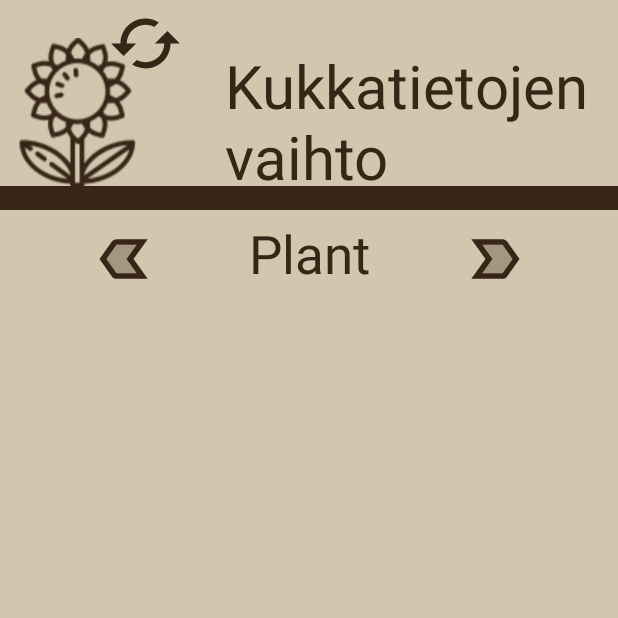
After one commit to Haltian-yritysprojekti/Kasvihuone-Environment, an Android app: the PlantChange screen opened directly, with no data from a screen before it, on a phone screen of 412 x 824 dp, the top half of it. The commit adds this screen. Run offline under Robolectric (Android 15) with nearby library versions, the phone set to English and light mode, and no system bars; our stand-ins replace Volley; network calls fail; Roboto replaces fonts that are not available here.

Commit message:
PlantChange lisätty ja PlantAdd päivitetty eteenpäin

```diff
--- a/KasvihuoneEnvironment/app/build.gradle.kts
+++ b/KasvihuoneEnvironment/app/build.gradle.kts
@@ -13,7 +13,6 @@ android {
         targetSdk = 34
         versionCode = 1
         versionName = "1.0"
-
         testInstrumentationRunner = "androidx.test.runner.AndroidJUnitRunner"
     }
 
@@ -37,7 +36,8 @@ android {
 
 dependencies {
 
-    implementation("androidx.core:core-ktx:1.9.0")
+    implementation("com.github.PhilJay:MPAndroidChart:v3.1.0")
+    implementation("androidx.core:core-ktx:1.12.0")
     implementation("com.squareup.picasso:picasso:2.8")
     implementation("androidx.appcompat:appcompat:1.6.1")
     implementation("com.google.android.material:material:1.10.0")
--- /dev/null
+++ b/KasvihuoneEnvironment/app/src/main/java/com/example/kasvihuone_environment/PlantChange.kt
@@ -0,0 +1,74 @@
+package com.example.kasvihuone_environment
+
+import androidx.appcompat.app.AppCompatActivity
+import android.os.Bundle
+import android.view.View
+import android.widget.ImageView
+import android.widget.TextView
+import com.android.volley.Request
+import com.android.volley.toolbox.JsonArrayRequest
+import com.android.volley.toolbox.Volley
+import org.json.JSONException
+
+
+class PlantChange : AppCompatActivity() {
+    private lateinit var displayName : TextView
+    private lateinit var cycleLeft : ImageView
+    private lateinit var cycleRight : ImageView
+    private var plantList = mutableListOf<Plant>()
+    data class Plant(val id: String, val name: String)
+    private var currentPlantIndex = 0
+    override fun onCreate(savedInstanceState: Bundle?) {
+        super.onCreate(savedInstanceState)
+        setContentView(R.layout.activity_plant_change)
+        supportActionBar?.hide()
+        displayName = findViewById(R.id.displayName)
+        cycleLeft = findViewById(R.id.cycleLeft)
+        cycleRight = findViewById(R.id.cycleRight)
+        cycleLeft.setImageResource(R.drawable.twotone_label_important_24)
+        cycleLeft.scaleX = -1f
+        cycleRight.setImageResource(R.drawable.twotone_label_important_24)
+
+        val url = "https://2aryxtaek2rffdxspfy2vr3krq0xuadg.lambda-url.us-east-1.on.aws/"
+        val request = JsonArrayRequest(
+            Request.Method.GET, url, null,
+            { response ->
+                try {
+                    for (i in 0 until response.length()) {
+                        val plantJson = response.getJSONObject(i)
+                        val plant = Plant(
+                            plantJson.getString("id"),
+                            plantJson.getString("name"),
+                        )
+                        plantList.add(plant)
+                    }
+                    updateDisplayedPlant()
+                    cycleLeft.setOnClickListener { cyclePlant(false) }
+                    cycleRight.setOnClickListener { cyclePlant(true) }
+                } catch (e: JSONException) {
+                    e.printStackTrace()
+                }
+            },
+            { error ->
+                error.printStackTrace()
+            })
+        Volley.newRequestQueue(this).add(request)
+    }
+
+    private fun updateDisplayedPlant() {
+        val currentPlant = plantList[currentPlantIndex]
+        displayName.text = currentPlant.name
+        cycleLeft.visibility = if (currentPlantIndex > 0) View.VISIBLE else View.GONE
+        cycleRight.visibility = if (currentPlantIndex < plantList.size - 1) View.VISIBLE else View.GONE
+    }
+
+    private fun cyclePlant(next: Boolean) {
+        if (next && currentPlantIndex < plantList.size - 1) {
+            currentPlantIndex++
+        } else if (!next && currentPlantIndex > 0) {
+            currentPlantIndex--
+        }
+        updateDisplayedPlant()
+    }
+
+}
--- /dev/null
+++ b/KasvihuoneEnvironment/app/src/main/res/drawable/baseline_cached_24.xml
@@ -0,0 +1,5 @@
+<vector android:height="24dp" android:tint="#372517"
+    android:viewportHeight="24" android:viewportWidth="24"
+    android:width="24dp" xmlns:android="http://schemas.android.com/apk/res/android">
+    <path android:fillColor="@android:color/white" android:pathData="M19,8l-4,4h3c0,3.31 -2.69,6 -6,6 -1.01,0 -1.97,-0.25 -2.8,-0.7l-1.46,1.46C8.97,19.54 10.43,20 12,20c4.42,0 8,-3.58 8,-8h3l-4,-4zM6,12c0,-3.31 2.69,-6 6,-6 1.01,0 1.97,0.25 2.8,0.7l1.46,-1.46C15.03,4.46 13.57,4 12,4c-4.42,0 -8,3.58 -8,8H1l4,4 4,-4H6z"/>
+</vector>
--- /dev/null
+++ b/KasvihuoneEnvironment/app/src/main/res/drawable/twotone_label_important_24.xml
@@ -0,0 +1,8 @@
+<vector android:autoMirrored="true" android:height="24dp"
+    android:tint="#372517" android:viewportHeight="24"
+    android:viewportWidth="24" android:width="24dp" xmlns:android="http://schemas.android.com/apk/res/android">
+    <path android:fillAlpha="0.3"
+        android:fillColor="@android:color/white"
+        android:pathData="M15,7H7.89l3.57,5 -3.57,5H15l3.55,-5z" android:strokeAlpha="0.3"/>
+    <path android:fillColor="@android:color/white" android:pathData="M16.63,5.84C16.27,5.33 15.67,5 15,5H4l5,7 -5,6.99h11c0.67,0 1.27,-0.32 1.63,-0.83L21,12l-4.37,-6.16zM15,17H7.89l3.57,-5 -3.57,-5H15l3.55,5L15,17z"/>
+</vector>
--- a/KasvihuoneEnvironment/app/src/main/res/layout/activity_add_flora.xml
+++ b/KasvihuoneEnvironment/app/src/main/res/layout/activity_add_flora.xml
@@ -132,14 +132,14 @@
         app:srcCompat="@drawable/icons8_plus_100" />
 
     <ImageView
-        android:id="@+id/addPicture"
+        android:id="@+id/addChanges"
         android:layout_width="75dp"
         android:layout_height="75dp"
         android:layout_marginBottom="10dp"
         app:layout_constraintBottom_toBottomOf="parent"
         app:layout_constraintEnd_toStartOf="@+id/addFlora"
         app:layout_constraintStart_toEndOf="@+id/backButton"
-        app:srcCompat="@drawable/icons8_camera_100" />
+        app:srcCompat="@drawable/icons8_flowerupdate_100" />
 
 
 </androidx.constraintlayout.widget.ConstraintLayout>
--- a/KasvihuoneEnvironment/app/src/main/res/layout/activity_humd_ot.xml
+++ b/KasvihuoneEnvironment/app/src/main/res/layout/activity_humd_ot.xml
@@ -22,7 +22,7 @@
         android:layout_height="140dp"
         app:layout_constraintStart_toStartOf="parent"
         app:layout_constraintTop_toTopOf="parent"
-        app:srcCompat="@drawable/icons8_temperature_100" />
+        app:srcCompat="@drawable/icons8_humidity_100" />
 
     <TextView
         android:id="@+id/textView2"
@@ -30,9 +30,9 @@
         android:layout_height="wrap_content"
         android:layout_marginStart="20dp"
         android:layout_marginTop="48dp"
+        android:text="Kosteuden kehitys"
+        android:textColor="@color/brand2"
         android:textSize="30sp"
-        android:textColor="@color/brand2"
-        android:text="Lämpötilan kehitys"
         app:layout_constraintStart_toEndOf="@+id/tempLogo"
         app:layout_constraintTop_toTopOf="parent" />
 </androidx.constraintlayout.widget.ConstraintLayout>
--- /dev/null
+++ b/KasvihuoneEnvironment/app/src/main/res/layout/activity_plant_change.xml
@@ -0,0 +1,87 @@
+<?xml version="1.0" encoding="utf-8"?>
+<androidx.constraintlayout.widget.ConstraintLayout xmlns:android="http://schemas.android.com/apk/res/android"
+    xmlns:app="http://schemas.android.com/apk/res-auto"
+    xmlns:tools="http://schemas.android.com/tools"
+    android:layout_width="match_parent"
+    android:layout_height="match_parent"
+    android:background="@color/brand1"
+    tools:context=".PlantChange">
+
+
+    <ImageView
+        android:id="@+id/underlining"
+        android:layout_width="match_parent"
+        android:layout_height="108dp"
+        android:layout_marginTop="32dp"
+        app:layout_constraintTop_toTopOf="parent"
+        app:srcCompat="@drawable/underlining"
+        tools:layout_editor_absoluteX="0dp" />
+
+    <ImageView
+        android:id="@+id/addFloraLogo"
+        android:layout_width="wrap_content"
+        android:layout_height="150dp"
+        app:layout_constraintStart_toStartOf="parent"
+        app:layout_constraintTop_toTopOf="parent"
+        app:srcCompat="@drawable/icons8_flowerbase_100" />
+
+    <TextView
+        android:id="@+id/topic"
+        android:layout_width="wrap_content"
+        android:layout_height="wrap_content"
+        android:layout_marginStart="50dp"
+        android:layout_marginTop="30dp"
+        android:text="Kukkatietojen\nvaihto"
+        android:textColor="@color/brand2"
+        android:textSize="40sp"
+        app:layout_constraintStart_toEndOf="@+id/addFloraLogo"
+        app:layout_constraintTop_toTopOf="parent" />
+
+    <ImageView
+        android:id="@+id/refreshLogo"
+        android:layout_width="50dp"
+        android:layout_height="50dp"
+        android:layout_marginStart="72dp"
+        android:layout_marginTop="4dp"
+        app:layout_constraintStart_toStartOf="parent"
+        app:layout_constraintTop_toTopOf="parent"
+        app:srcCompat="@drawable/baseline_cached_24" />
+
+    <TextView
+        android:id="@+id/displayName"
+        android:layout_width="wrap_content"
+        android:layout_height="wrap_content"
+        android:layout_marginTop="5dp"
+        android:text="Plant"
+        android:textColor="@color/brand2"
+        android:textSize="35sp"
+        app:layout_constraintEnd_toEndOf="parent"
+        app:layout_constraintStart_toStartOf="parent"
+        app:layout_constraintTop_toBottomOf="@+id/underlining" />
+
+    <ImageView
+        android:id="@+id/cycleLeft"
+        android:clickable="true"
+        android:focusable="true"
+        android:layout_width="45dp"
+        android:layout_height="45dp"
+        android:layout_marginTop="10dp"
+        app:layout_constraintEnd_toStartOf="@+id/displayName"
+        app:layout_constraintStart_toStartOf="parent"
+        app:layout_constraintTop_toBottomOf="@+id/underlining"
+        tools:srcCompat="@drawable/twotone_label_important_24" />
+
+    <ImageView
+        android:id="@+id/cycleRight"
+        android:clickable="true"
+        android:focusable="true"
+        android:layout_width="45dp"
+        android:layout_height="45dp"
+        android:layout_marginTop="10dp"
+        app:layout_constraintEnd_toEndOf="parent"
+        app:layout_constraintStart_toEndOf="@+id/displayName"
+        app:layout_constraintTop_toBottomOf="@+id/underlining"
+        tools:srcCompat="@drawable/twotone_label_important_24" />
+
+
+</androidx.constraintlayout.widget.ConstraintLayout>
--- /dev/null
+++ b/KasvihuoneEnvironment/app/src/main/res/xml/file_paths.xml
@@ -0,0 +1,6 @@
+
+<paths xmlns:android="http://schemas.android.com/apk/res/android">
+    <external-files-path
+        name="my_images"
+        path="Pictures" />
+</paths>
--- a/KasvihuoneEnvironment/settings.gradle.kts
+++ b/KasvihuoneEnvironment/settings.gradle.kts
@@ -10,6 +10,7 @@ dependencyResolutionManagement {
     repositories {
         google()
         mavenCentral()
+        maven { setUrl("https://jitpack.io") }
     }
 }
 
```
Also changed, not shown: KasvihuoneEnvironment/app/src/main/AndroidManifest.xml (+19 -0 lines), KasvihuoneEnvironment/app/src/main/java/com/example/kasvihuone_environment/AddFlora.kt (+215 -27 lines), KasvihuoneEnvironment/app/src/main/java/com/example/kasvihuone_environment/FloraActivity.kt (+26 -15 lines), KasvihuoneEnvironment/app/src/main/java/com/example/kasvihuone_environment/MainActivity.kt (+6 -5 lines), KasvihuoneEnvironment/app/src/main/res/layout/activity_temp_ot.xml (+10 -0 lines), KasvihuoneEnvironment/app/src/main/res/drawable/icons8_flowerupdate_100.png (added), KasvihuoneEnvironment/build.gradle.kts (line endings or trailing spaces).
